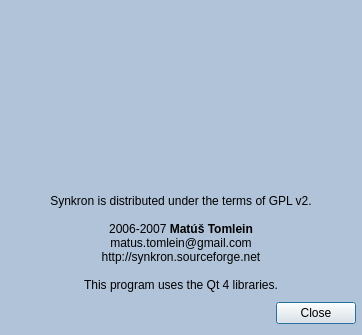
henrik-w/Synkron, file about.ui: the form before one commit.
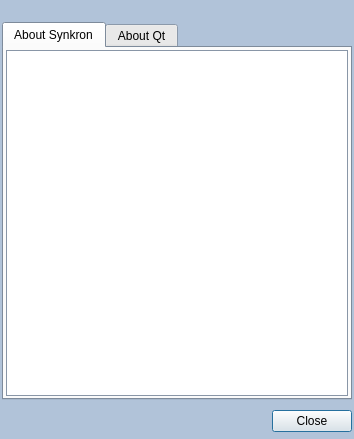
The form after the commit. Icons and pictures are not drawn.

What changed in the file:
```diff
--- a/about.ui
+++ b/about.ui
@@ -5,22 +5,10 @@
    <rect>
     <x>0</x>
     <y>0</y>
-    <width>362</width>
-    <height>335</height>
+    <width>354</width>
+    <height>439</height>
    </rect>
   </property>
-  <property name="minimumSize" >
-   <size>
-    <width>362</width>
-    <height>335</height>
-   </size>
-  </property>
-  <property name="maximumSize" >
-   <size>
-    <width>362</width>
-    <height>335</height>
-   </size>
-  </property>
   <property name="palette" >
    <palette>
     <active>
@@ -92,46 +80,77 @@
    <iconset resource="resources.qrc" >:/new/prefix1/images/Synkron128.png</iconset>
   </property>
   <layout class="QVBoxLayout" >
-   <property name="spacing" >
-    <number>6</number>
-   </property>
    <property name="leftMargin" >
-    <number>6</number>
+    <number>2</number>
    </property>
    <property name="topMargin" >
-    <number>6</number>
+    <number>2</number>
    </property>
    <property name="rightMargin" >
-    <number>6</number>
+    <number>2</number>
    </property>
    <property name="bottomMargin" >
-    <number>6</number>
+    <number>2</number>
    </property>
    <item>
     <widget class="QLabel" name="label_6" >
      <property name="pixmap" >
       <pixmap resource="resources.qrc" >:/new/prefix1/images/Synkron-about.png</pixmap>
      </property>
-    </widget>
-   </item>
-   <item>
-    <widget class="QLabel" name="ver_label" >
      <property name="alignment" >
       <set>Qt::AlignCenter</set>
      </property>
     </widget>
    </item>
    <item>
-    <widget class="QLabel" name="label_3" >
-     <property name="acceptDrops" >
-      <bool>false</bool>
+    <widget class="QTabWidget" name="tabWidget" >
+     <property name="currentIndex" >
+      <number>0</number>
      </property>
-     <property name="text" >
-      <string>Synkron is distributed under the terms of GPL v2.&lt;br>&lt;br>2006-2007 &lt;b>Matúš Tomlein&lt;/b>&lt;br>matus.tomlein@gmail.com&lt;br>http://synkron.sourceforge.net&lt;br>&lt;br>This program uses the Qt 4 libraries.</string>
-     </property>
-     <property name="alignment" >
-      <set>Qt::AlignCenter</set>
-     </property>
+     <widget class="QWidget" name="about_synkron" >
+      <attribute name="title" >
+       <string>About Synkron</string>
+      </attribute>
+      <layout class="QVBoxLayout" >
+       <property name="leftMargin" >
+        <number>2</number>
+       </property>
+       <property name="topMargin" >
+        <number>2</number>
+       </property>
+       <property name="rightMargin" >
+        <number>2</number>
+       </property>
+       <property name="bottomMargin" >
+        <number>2</number>
+       </property>
+       <item>
+        <widget class="QTextBrowser" name="about_synkron_tb" />
+       </item>
+      </layout>
+     </widget>
+     <widget class="QWidget" name="about_qt" >
+      <attribute name="title" >
+       <string>About Qt</string>
+      </attribute>
+      <layout class="QVBoxLayout" >
+       <property name="leftMargin" >
+        <number>2</number>
+       </property>
+       <property name="topMargin" >
+        <number>2</number>
+       </property>
+       <property name="rightMargin" >
+        <number>2</number>
+       </property>
+       <property name="bottomMargin" >
+        <number>2</number>
+       </property>
+       <item>
+        <widget class="QTextBrowser" name="about_qt_tb" />
+       </item>
+      </layout>
+     </widget>
     </widget>
    </item>
    <item>
```
